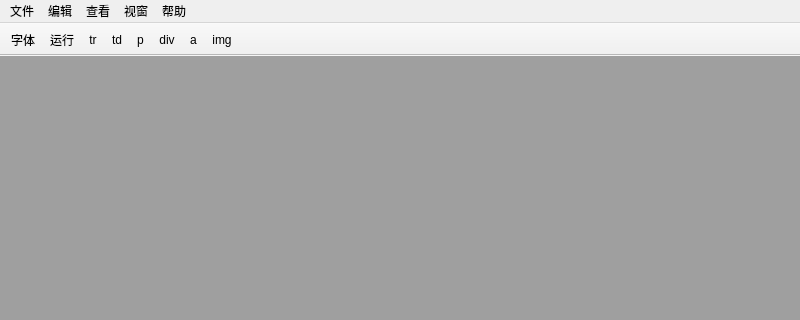
This is mainwindow.ui in sonichy/HTYEdit as Qt 5 draws it before an edit; both pictures show x 0 to 800 and y 0 to 320 of the 800 by 600 pixel window. The edited form follows.
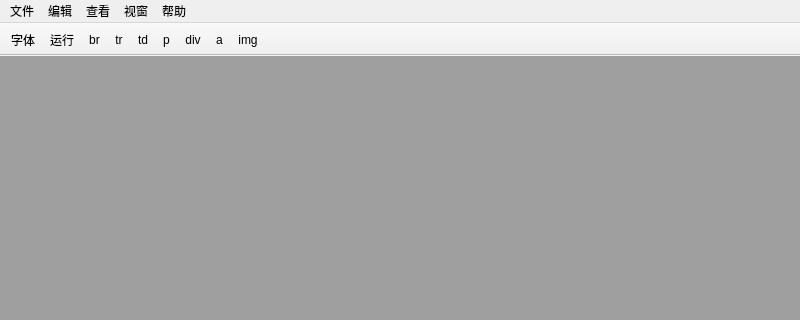
This is the edited form. Icons and pictures are not drawn.

The edit to the form file:
```diff
--- a/mainwindow.ui
+++ b/mainwindow.ui
@@ -146,6 +146,7 @@
    </attribute>
    <addaction name="action_font"/>
    <addaction name="action_run"/>
+   <addaction name="action_br"/>
    <addaction name="action_tr"/>
    <addaction name="action_td"/>
    <addaction name="action_p"/>
@@ -523,6 +524,11 @@
     <string>Ctrl+Shift+I</string>
    </property>
   </action>
+  <action name="action_br">
+   <property name="text">
+    <string>br</string>
+   </property>
+  </action>
  </widget>
  <layoutdefault spacing="6" margin="11"/>
  <resources>
```
Left out of the diff: 2 changed lines with no effect on the pictures.
